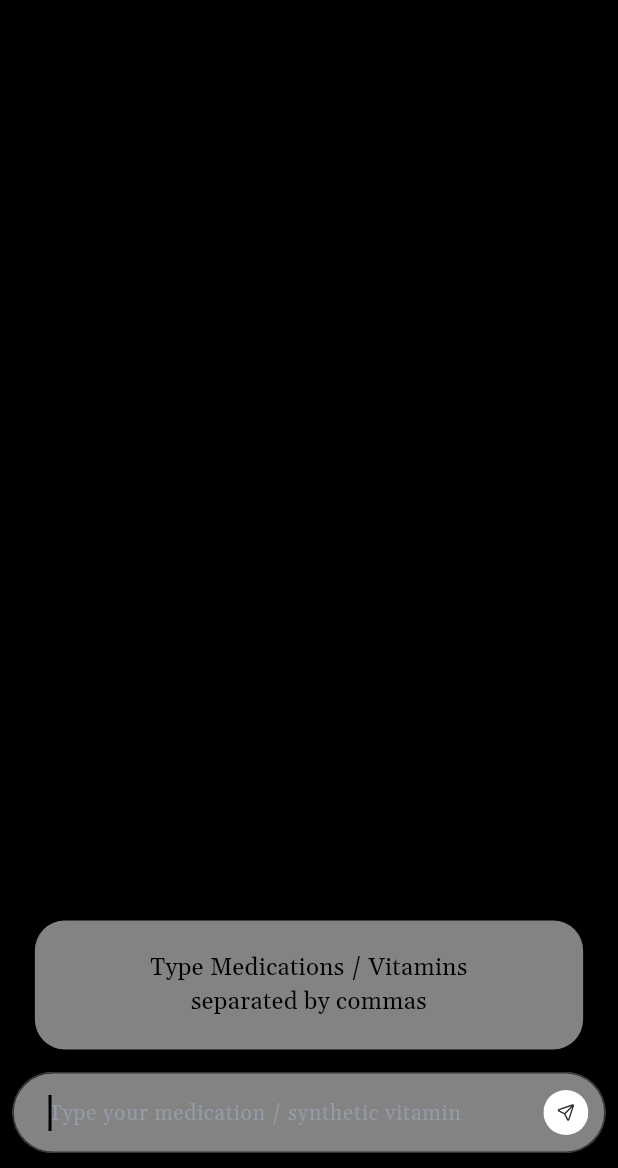
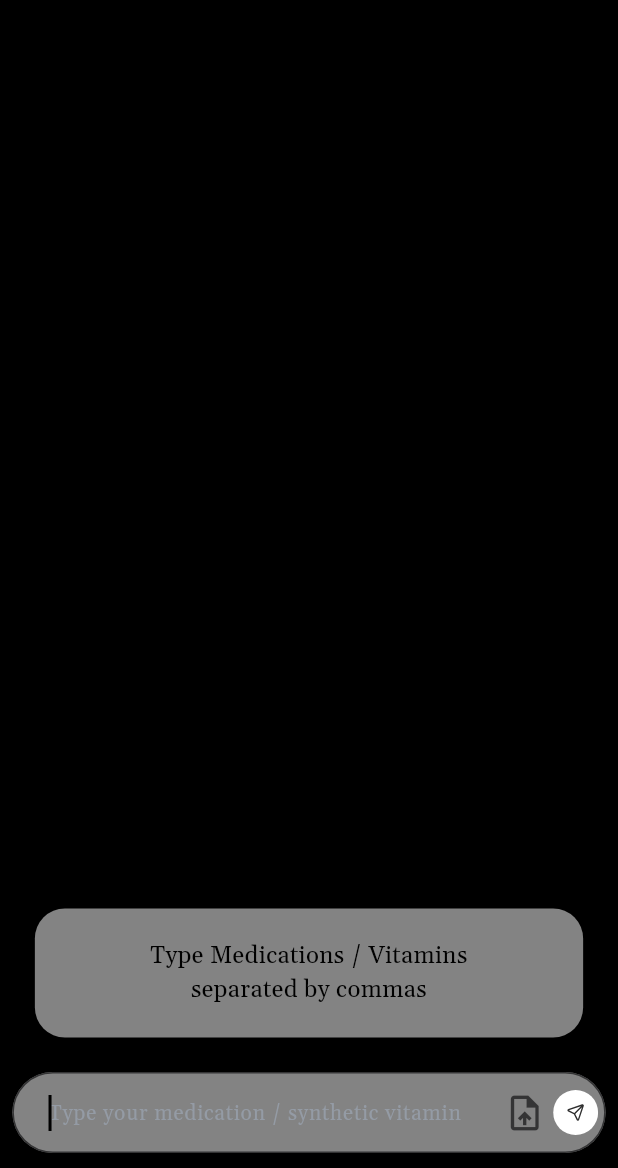
Before and after one commit to yashjaviya/my_deficiencies-2.0.0, a Flutter app: the ChatScreen screen opened directly, on a phone screen of 412 x 824 dp, the part 68-1236 px from its top. Run offline on Flutter 3.47's test engine with Material 3 defaults, Android fonts, the phone set to English and light mode, and no system bars; our stand-ins replace cached_network_image, file_picker, firebase_auth, firebase_core, firebase_database, firebase_remote_config and 14 more; missing offline and left inert: app_tracking_transparency, clipboard, in_app_purchase_storekit, markdown, pull_down_button, selectable; accounts and stored records are empty.

Commit message:
inprogress img upload

```diff
--- a/lib/ui/chat/chat_screen.dart
+++ b/lib/ui/chat/chat_screen.dart
@@ -1,8 +1,10 @@
 import 'dart:async';
 import 'dart:convert';
+import 'dart:io';
 import 'package:clipboard/clipboard.dart';
 import 'package:flutter/cupertino.dart';
 import 'package:flutter_markdown_plus/flutter_markdown_plus.dart';
+import 'package:image_picker/image_picker.dart' as picker;
 import 'package:markdown/markdown.dart' as md;
 import 'package:html/dom.dart' as dom;
 import 'package:html/parser.dart' show parse;
@@ -103,6 +105,23 @@ class _ChatScreenState extends State<ChatScreen> with TickerProviderStateMixin {
 
   bool isQuestion1 = false;
   bool isQuestion2 = false;
+
+  final picker.ImagePicker _imagePicker = picker.ImagePicker();
+  picker.XFile? _pickedFile;
+
+  Future<void> _pickImage() async {
+    final picker.XFile? image = await _imagePicker.pickImage(
+      source: picker.ImageSource.gallery,
+    );
+    if (image != null) {
+      setState(() {
+        _pickedFile = image;
+      });
+      print("Picked file path: ${image.path}");
+    } else {
+      print("No image selected");
+    }
+  }
 
   @override
   Widget build(BuildContext context) {
@@ -427,6 +446,52 @@ class _ChatScreenState extends State<ChatScreen> with TickerProviderStateMixin {
                         ),
                       ),
                       15.toDouble().hs,
+
+                      Column(
+                        crossAxisAlignment: CrossAxisAlignment.start,
+                        children: [
+                          // ✅ Show image preview above text field
+                          if (_pickedFile != null)
+                            Stack(
+                              children: [
+                                ClipRRect(
+                                  borderRadius: BorderRadius.circular(12),
+                                  child: Image.file(
+                                    File(_pickedFile!.path),
+                                    height: 100,
+                                    width: 100,
+                                    fit: BoxFit.cover,
+                                  ),
+                                ),
+                                Positioned(
+                                  top: 4,
+                                  right: 4,
+                                  child: GestureDetector(
+                                    onTap: () {
+                                      setState(() {
+                                        _pickedFile = null;
+                                      });
+                                    },
+                                    child: Container(
+                                      decoration: const BoxDecoration(
+                                        color: Colors.black54,
+                                        shape: BoxShape.circle,
+                                      ),
+                                      padding: const EdgeInsets.all(4),
+                                      child: const Icon(
+                                        Icons.close,
+                                        size: 16,
+                                        color: Colors.white,
+                                      ),
+                                    ),
+                                  ),
+                                ),
+                              ],
+                            ),
+
+                          8.toDouble().hs, // ← spacing between preview & text field
+
+                          // ✅ Your existing Row (unchanged except for _pickImage)
                           Row(
                             children: [
                               Expanded(
@@ -441,7 +506,8 @@ class _ChatScreenState extends State<ChatScreen> with TickerProviderStateMixin {
                                     fontFamily: 'gelasio',
                                   ),
                                   keyboardType: TextInputType.text,
-                              keyboardAppearance: lightDarkController.isLight ? Brightness.light : Brightness.dark,
+                                  keyboardAppearance:
+                                      lightDarkController.isLight ? Brightness.light : Brightness.dark,
                                   maxLength: 500,
                                   minLines: 1,
                                   cursorColor: AppColor.white,
@@ -455,10 +521,13 @@ class _ChatScreenState extends State<ChatScreen> with TickerProviderStateMixin {
                                     if (!getData) {
                                       sendMessage();
                                     } else {
-                                  flutterToastCenter("Waiter Few Seconds...");
+                                      flutterToastCenter("Wait Few Seconds...");
                                     }
                                   },
-                              buildCounter: (context, {required int? currentLength, required bool? isFocused, required int? maxLength}) {
+                                  buildCounter: (context,
+                                      {required int? currentLength,
+                                      required bool? isFocused,
+                                      required int? maxLength}) {
                                     return Visibility(
                                       visible: Utility.promptController.text != "",
                                       child: Row(
@@ -476,7 +545,13 @@ class _ChatScreenState extends State<ChatScreen> with TickerProviderStateMixin {
                                               color: AppColor.white,
                                             ),
                                           ),
-                                      appText(title: "${Utility.promptController.text.length}/$maxLength", color: AppColor.white, fontWeight: FontWeight.w400, fontSize: 12, textAlign: TextAlign.center),
+                                          appText(
+                                              title:
+                                                  "${Utility.promptController.text.length}/$maxLength",
+                                              color: AppColor.white,
+                                              fontWeight: FontWeight.w400,
+                                              fontSize: 12,
+                                              textAlign: TextAlign.center),
                                         ],
                                       ),
                                     );
@@ -486,32 +561,39 @@ class _ChatScreenState extends State<ChatScreen> with TickerProviderStateMixin {
                                     filled: true,
                                     isDense: true,
                                     contentPadding: const EdgeInsets.fromLTRB(20, 15, 0, 15),
-                                border: OutlineInputBorder(borderRadius: BorderRadius.circular(28)),
-                                focusedBorder: OutlineInputBorder(borderSide: BorderSide(color: AppColor.borderColor), borderRadius: BorderRadius.circular(28)),
-                                enabledBorder: OutlineInputBorder(borderSide: BorderSide(color: AppColor.borderColor), borderRadius: BorderRadius.circular(28)),
+                                    border: OutlineInputBorder(
+                                      borderRadius: BorderRadius.circular(28),
+                                    ),
+                                    focusedBorder: OutlineInputBorder(
+                                      borderSide: BorderSide(color: AppColor.borderColor),
+                                      borderRadius: BorderRadius.circular(28),
+                                    ),
+                                    enabledBorder: OutlineInputBorder(
+                                      borderSide: BorderSide(color: AppColor.borderColor),
+                                      borderRadius: BorderRadius.circular(28),
+                                    ),
                                     suffixIcon: Row(
                                       mainAxisAlignment: MainAxisAlignment.center,
                                       mainAxisSize: MainAxisSize.min,
                                       children: [
-                                    /*InkWell(
-                                      onTap: () {
-                                        if (!isListening) {
-                                          onListen();
-                                        } else {
-                                          _speech.stop();
-                                        }
-                                        isListening = !isListening;
-                                        setState(() {});
-                                      },
-                                      child: Image(image: AssetImage(isListening ? "assets/ic_Mic1.png" : "assets/ic_Mic.png"), height: 30, width: 25, fit: BoxFit.cover),
+                                        // Upload Icon
+                                        InkWell(
+                                          onTap: _pickImage, // ← image picker
+                                          child: Icon(
+                                            Icons.upload_file,
+                                            size: 28,
+                                            color: AppColor.borderColor,
                                           ),
-                                    5.toDouble().ws,*/
+                                        ),
+                                        5.toDouble().ws,
+
+                                        // Send Icon
                                         InkWell(
                                           onTap: () async {
                                             if (!getData) {
                                               sendMessage();
                                             } else {
-                                          flutterToastCenter("Waiter Few Seconds...");
+                                              flutterToastCenter("Wait Few Seconds...");
                                             }
                                           },
                                           child: ImageWidget(
@@ -525,7 +607,9 @@ class _ChatScreenState extends State<ChatScreen> with TickerProviderStateMixin {
                                     hintText: "Type your medication / synthetic vitamin",
                                     hintMaxLines: 1,
                                     hintStyle: TextStyle(
-                                  color: AppColor.c949BA5, fontWeight: FontWeight.w400, fontSize: 14,
+                                      color: AppColor.c949BA5,
+                                      fontWeight: FontWeight.w400,
+                                      fontSize: 14,
                                       fontFamily: 'gelasio',
                                     ),
                                   ),
@@ -533,6 +617,9 @@ class _ChatScreenState extends State<ChatScreen> with TickerProviderStateMixin {
                               ),
                             ],
                           ),
+                        ],
+                      ),
+
                     ],
                   ),
                 ),
@@ -543,6 +630,11 @@ class _ChatScreenState extends State<ChatScreen> with TickerProviderStateMixin {
         );
       }
     );
+  }
+
+  String _encodeImageToBase64(String filePath) {
+    final bytes = File(filePath).readAsBytesSync();
+    return base64Encode(bytes);
   }
 
   Future<void> sendMessage({int? iId, bool isReload = false}) async {
@@ -619,9 +711,11 @@ class _ChatScreenState extends State<ChatScreen> with TickerProviderStateMixin {
           );
         }
       }
+
       if (kDebugMode) {
         print('prompt  ${purchaseController.isSubscribe} $prompt');
       }
+
       try {
         final apiKey = remoteConfig.getString('gpt_token');
         final url = Uri.parse('https://api.openai.com/v1/responses');
--- a/pubspec.yaml
+++ b/pubspec.yaml
@@ -66,6 +66,7 @@ dependencies:
   pdf: ^3.11.3
   file_picker: ^10.2.0
   selectable: ^0.5.0
+  image_picker: ^1.1.2
 #  pdf_maker: ^1.1.0
 
 dev_dependencies:
```
Also changed, not shown: firebase.json, pubspec.lock, 3 other files. Lines whose indentation alone changed are shown as unchanged.
